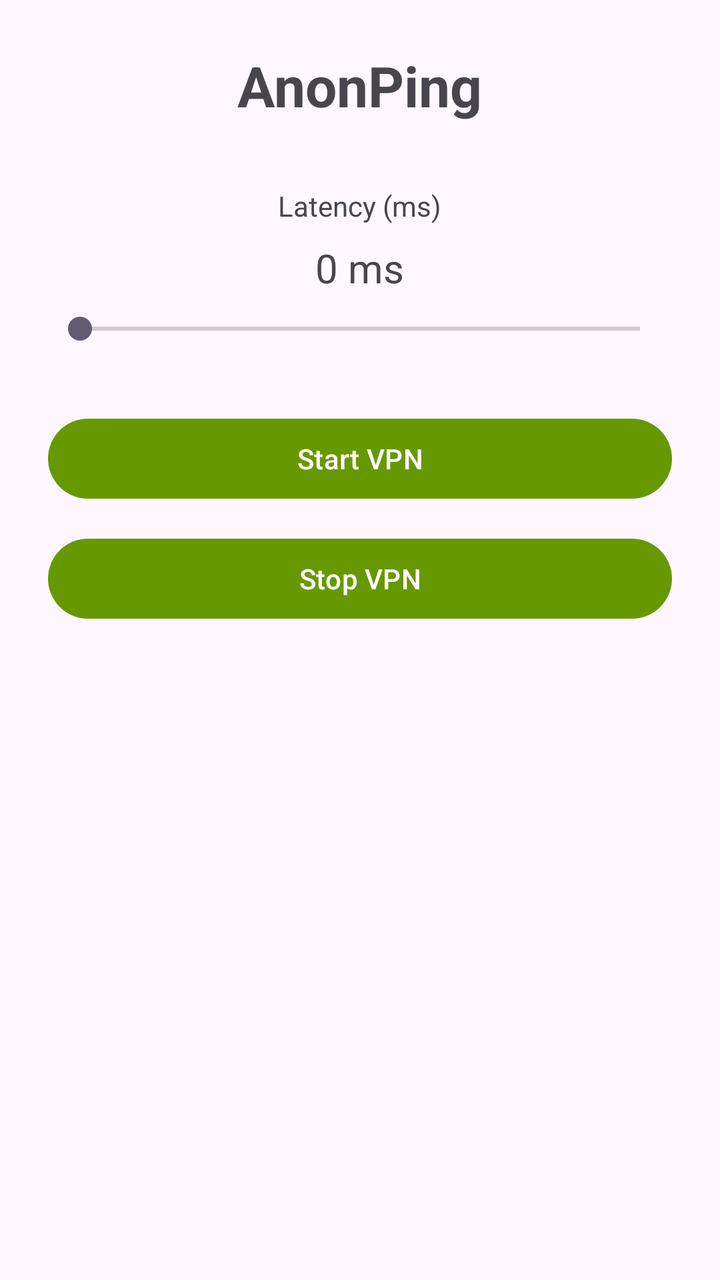
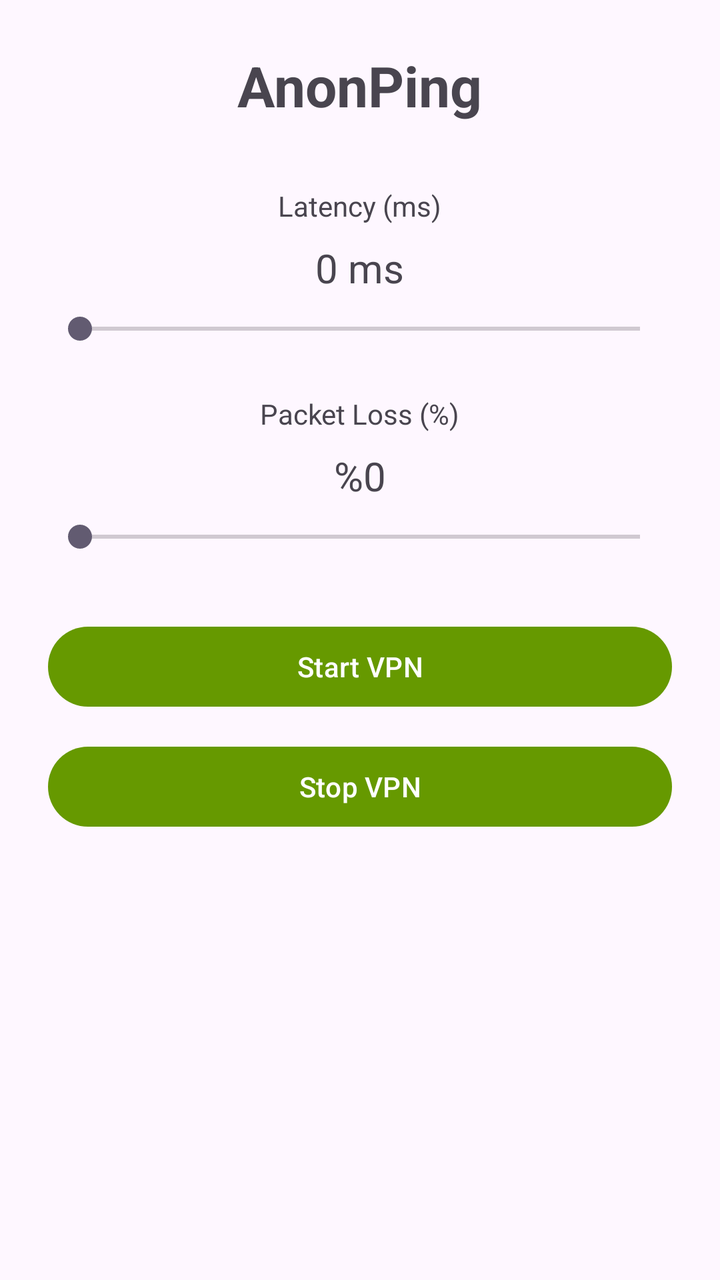

Two renders of the same Android screen: before a commit and after it. Below are the layout's source before the change and the commit's diff.
<!-- AndroidManifest.xml: application theme Theme.AnonPing -->
<!-- res/layout/activity_main.xml -->
<?xml version="1.0" encoding="utf-8"?>
<LinearLayout xmlns:android="http://schemas.android.com/apk/res/android"
    android:layout_width="match_parent"
    android:layout_height="match_parent"
    android:orientation="vertical"
    android:padding="24dp"
    android:gravity="center_horizontal">

    <TextView
        android:layout_width="wrap_content"
        android:layout_height="wrap_content"
        android:text="AnonPing"
        android:textSize="28sp"
        android:textStyle="bold"
        android:layout_marginBottom="32dp" />

    <TextView
        android:layout_width="wrap_content"
        android:layout_height="wrap_content"
        android:text="Latency (ms)"
        android:layout_marginBottom="8dp" />

    <TextView
        android:id="@+id/tvLatencyValue"
        android:layout_width="wrap_content"
        android:layout_height="wrap_content"
        android:text="0 ms"
        android:textSize="20sp"
        android:layout_marginBottom="8dp" />

    <SeekBar
        android:id="@+id/seekLatency"
        android:layout_width="match_parent"
        android:layout_height="wrap_content"
        android:layout_marginBottom="32dp" />

    <Button
        android:id="@+id/btnStart"
        android:layout_width="match_parent"
        android:layout_height="wrap_content"
        android:text="Start VPN"
        android:layout_marginBottom="12dp" />

    <Button
        android:id="@+id/btnStop"
        android:layout_width="match_parent"
        android:layout_height="wrap_content"
        android:text="Stop VPN" />

</LinearLayout>
<!-- resources referenced by this layout -->
<resources>
  <style name="Theme.AnonPing" parent="Theme.Material3.DayNight.NoActionBar">
          <item name="colorPrimary">@android:color/holo_green_dark</item>
      </style>
</resources>

<!-- the commit's change to res/layout/activity_main.xml (unified diff, before → after) -->
@@ -14,6 +14,7 @@
         android:textStyle="bold"
         android:layout_marginBottom="32dp" />
 
+    
     <TextView
         android:layout_width="wrap_content"
         android:layout_height="wrap_content"
@@ -32,6 +33,27 @@
         android:id="@+id/seekLatency"
         android:layout_width="match_parent"
         android:layout_height="wrap_content"
+        android:layout_marginBottom="24dp" />
+
+    
+    <TextView
+        android:layout_width="wrap_content"
+        android:layout_height="wrap_content"
+        android:text="Packet Loss (%)"
+        android:layout_marginBottom="8dp" />
+
+    <TextView
+        android:id="@+id/tvLossValue"
+        android:layout_width="wrap_content"
+        android:layout_height="wrap_content"
+        android:text="%0"
+        android:textSize="20sp"
+        android:layout_marginBottom="8dp" />
+
+    <SeekBar
+        android:id="@+id/seekLoss"
+        android:layout_width="match_parent"
+        android:layout_height="wrap_content"
         android:layout_marginBottom="32dp" />
 
     <Button
